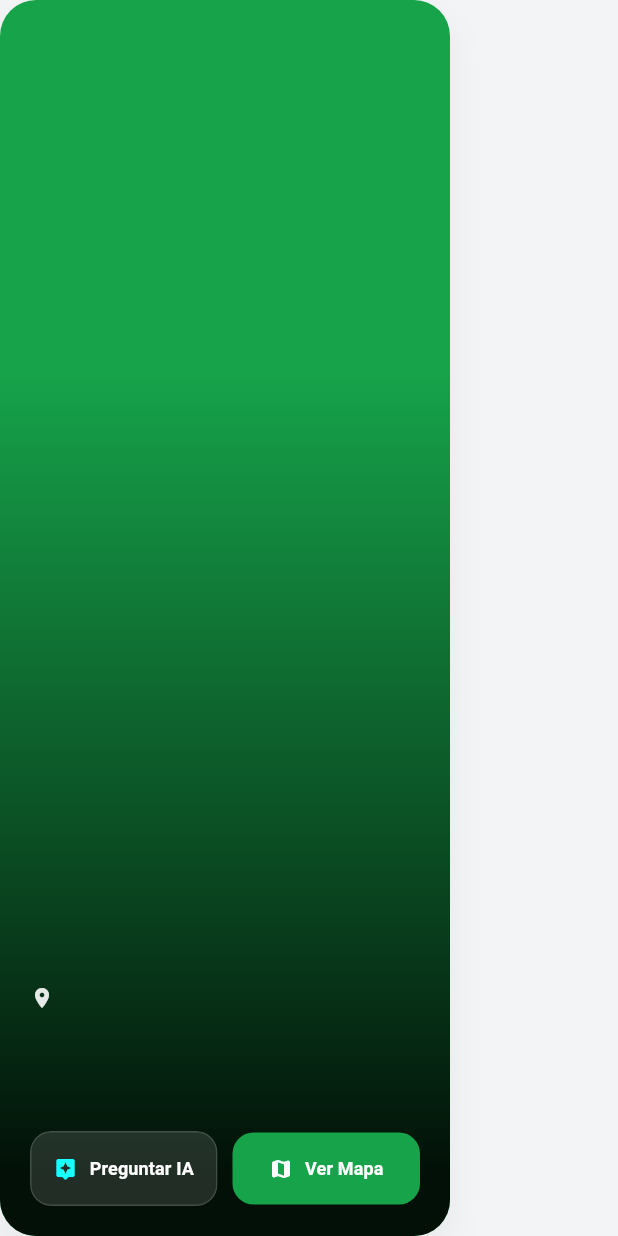
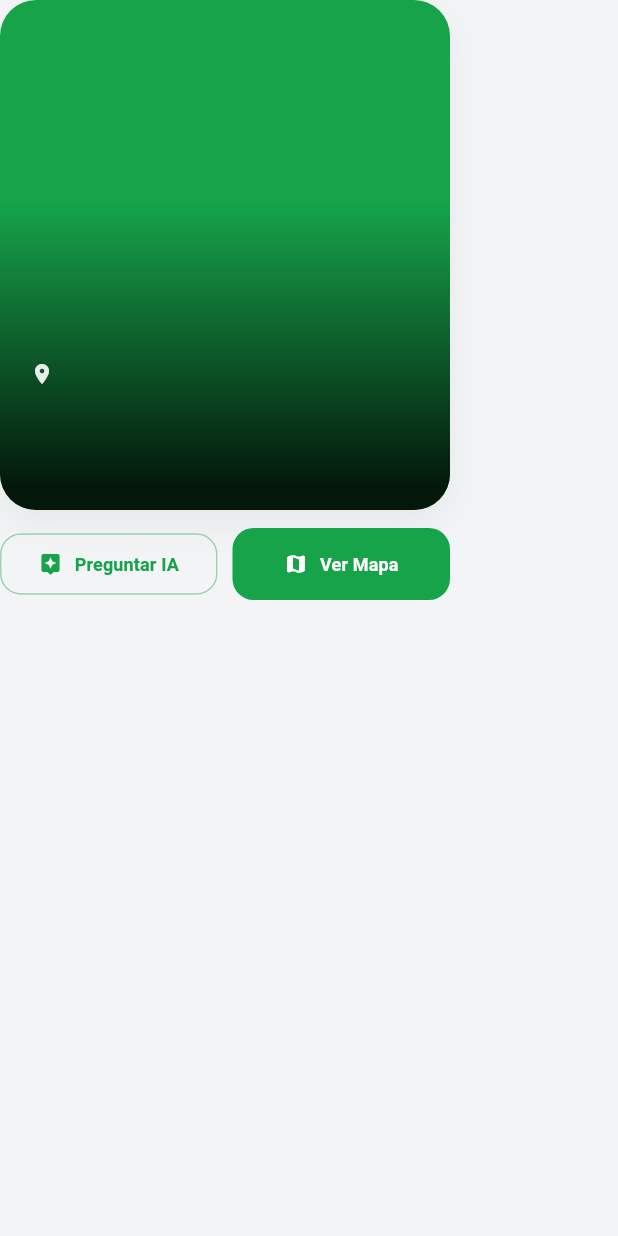
Before and after one commit to MelaSqui/RuteandoBolivia, a Flutter app: the _DestinationCard widget shown alone on an empty page, opened directly with empty values, on a phone screen of 412 x 824 dp. Run offline on Flutter 3.47's test engine with Material 3 defaults, Android fonts, the phone set to English and light mode, and no system bars; our stand-ins replace flutter_map, latlong2, supabase_flutter; accounts and stored records are empty.

Commit message:
feat(discovery): [RUT-7] position buttons below the destination cards vertically

```diff
--- a/lib/features/discovery/presentation/screens/discovery_screen.dart
+++ b/lib/features/discovery/presentation/screens/discovery_screen.dart
@@ -103,7 +103,7 @@ class _DiscoveryScreenState extends State<DiscoveryScreen> {
                   padding: const EdgeInsets.symmetric(vertical: 10),
                   sliver: SliverToBoxAdapter(
                     child: SizedBox(
-                      height: 480, // Alto incrementado para dar espacio a los botones del card
+                      height: 480, // Espacio suficiente para la tarjeta y los botones inferiores
                       child: ListView.builder(
                         scrollDirection: Axis.horizontal,
                         padding: const EdgeInsets.symmetric(horizontal: 16),
@@ -164,8 +164,14 @@ class _DestinationCard extends StatelessWidget {
   Widget build(BuildContext context) {
     final theme = Theme.of(context);
 
-    return Container(
+    return Column(
+      mainAxisSize: MainAxisSize.min,
+      crossAxisAlignment: CrossAxisAlignment.start,
+      children: [
+        // 1. Tarjeta Principal (Lugar)
+        Container(
           width: 300,
+          height: 340, // Altura fija de la tarjeta
           decoration: BoxDecoration(
             borderRadius: BorderRadius.circular(24),
             color: isDark ? const Color(0xFF1E2329) : Colors.white,
@@ -200,14 +206,14 @@ class _DestinationCard extends StatelessWidget {
                       end: Alignment.bottomCenter,
                       colors: [
                         Colors.transparent,
-                    Colors.black.withOpacity(0.9),
+                        Colors.black.withOpacity(0.85),
                       ],
-                  stops: const [0.3, 0.95],
+                      stops: const [0.4, 0.95],
                     ),
                   ),
                 ),
 
-            // Content
+                // Content (Ubicación, Nombre y Descripción)
                 Padding(
                   padding: const EdgeInsets.all(20),
                   child: Column(
@@ -243,71 +249,6 @@ class _DestinationCard extends StatelessWidget {
                         style: theme.textTheme.bodySmall?.copyWith(
                           color: Colors.white.withOpacity(0.8),
                         ),
-                  ),
-                  const SizedBox(height: 18),
-
-                  // Botones Side-by-Side (Interactuar con IA y Ver Mapa)
-                  Row(
-                    children: [
-                      // Botón Consultar IA
-                      Expanded(
-                        child: ClipRRect(
-                          borderRadius: BorderRadius.circular(14),
-                          child: BackdropFilter(
-                            filter: ImageFilter.blur(sigmaX: 8, sigmaY: 8),
-                            child: Container(
-                              decoration: BoxDecoration(
-                                color: Colors.white.withOpacity(0.12),
-                                borderRadius: BorderRadius.circular(14),
-                                border: Border.all(
-                                  color: Colors.white.withOpacity(0.15),
-                                ),
-                              ),
-                              child: TextButton.icon(
-                                onPressed: () => _openAiChatSheet(context),
-                                style: TextButton.styleFrom(
-                                  padding: const EdgeInsets.symmetric(vertical: 10),
-                                  foregroundColor: Colors.white,
-                                ),
-                                icon: const Icon(Icons.assistant_rounded, size: 16, color: Colors.cyanAccent),
-                                label: const Text(
-                                  'Preguntar IA',
-                                  style: TextStyle(
-                                    fontSize: 12,
-                                    fontWeight: FontWeight.bold,
-                                  ),
-                                ),
-                              ),
-                            ),
-                          ),
-                        ),
-                      ),
-                      const SizedBox(width: 10),
-
-                      // Botón Ver Mapa
-                      Expanded(
-                        child: ElevatedButton.icon(
-                          onPressed: onNavigateToMap,
-                          style: ElevatedButton.styleFrom(
-                            backgroundColor: theme.colorScheme.primary,
-                            foregroundColor: Colors.white,
-                            padding: const EdgeInsets.symmetric(vertical: 10),
-                            elevation: 0,
-                            shape: RoundedRectangleBorder(
-                              borderRadius: BorderRadius.circular(14),
-                            ),
-                          ),
-                          icon: const Icon(Icons.map_rounded, size: 16),
-                          label: const Text(
-                            'Ver Mapa',
-                            style: TextStyle(
-                              fontSize: 12,
-                              fontWeight: FontWeight.bold,
-                            ),
-                          ),
-                        ),
-                      ),
-                    ],
                       ),
                     ],
                   ),
@@ -350,6 +291,72 @@ class _DestinationCard extends StatelessWidget {
               ],
             ),
           ),
+        ),
+
+        const SizedBox(height: 12),
+
+        // 2. Botones Side-by-Side por DEBAJO de la tarjeta
+        SizedBox(
+          width: 300,
+          child: Row(
+            children: [
+              // Botón Consultar IA
+              Expanded(
+                child: OutlinedButton.icon(
+                  onPressed: () => _openAiChatSheet(context),
+                  style: OutlinedButton.styleFrom(
+                    padding: const EdgeInsets.symmetric(vertical: 12),
+                    side: BorderSide(
+                      color: isDark ? Colors.white.withOpacity(0.2) : theme.colorScheme.primary.withOpacity(0.4),
+                    ),
+                    shape: RoundedRectangleBorder(
+                      borderRadius: BorderRadius.circular(14),
+                    ),
+                    foregroundColor: isDark ? Colors.white : theme.colorScheme.primary,
+                  ),
+                  icon: Icon(
+                    Icons.assistant_rounded,
+                    size: 16,
+                    color: isDark ? Colors.cyanAccent : theme.colorScheme.primary
+                  ),
+                  label: const Text(
+                    'Preguntar IA',
+                    style: TextStyle(
+                      fontSize: 12,
+                      fontWeight: FontWeight.bold,
+                    ),
+                  ),
+                ),
+              ),
+              const SizedBox(width: 10),
+
+              // Botón Ver Mapa
+              Expanded(
+                child: ElevatedButton.icon(
+                  onPressed: onNavigateToMap,
+                  style: ElevatedButton.styleFrom(
+                    backgroundColor: theme.colorScheme.primary,
+                    foregroundColor: Colors.white,
+                    padding: const EdgeInsets.symmetric(vertical: 12),
+                    elevation: 0,
+                    shape: RoundedRectangleBorder(
+                      borderRadius: BorderRadius.circular(14),
+                    ),
+                  ),
+                  icon: const Icon(Icons.map_rounded, size: 16),
+                  label: const Text(
+                    'Ver Mapa',
+                    style: TextStyle(
+                      fontSize: 12,
+                      fontWeight: FontWeight.bold,
+                    ),
+                  ),
+                ),
+              ),
+            ],
+          ),
+        ),
+      ],
     );
   }
 
```
Lines whose indentation alone changed are shown as unchanged.
